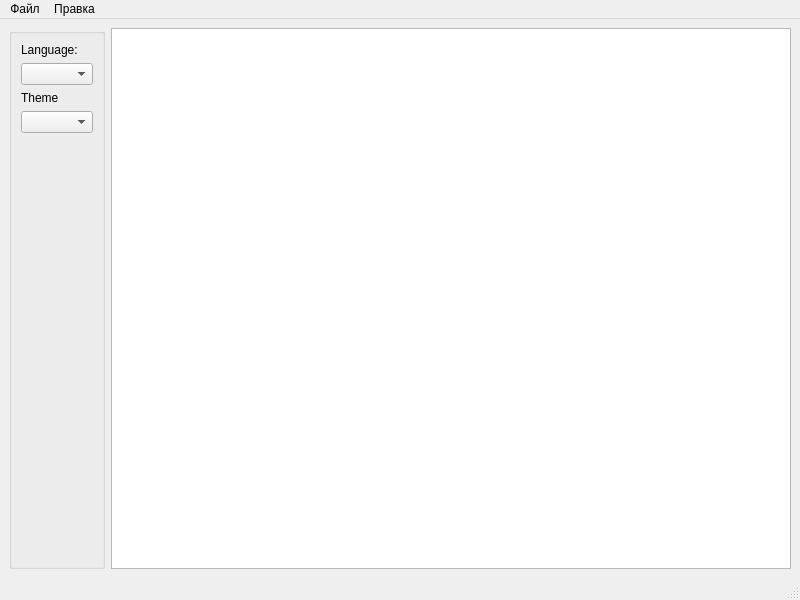
Before: the Qt Designer form Ip-312-Sirotkin/2lab/QSourceHighlite-master/mainwindow.ui in marliele/R2_vpicmv, drawn with Qt 5.
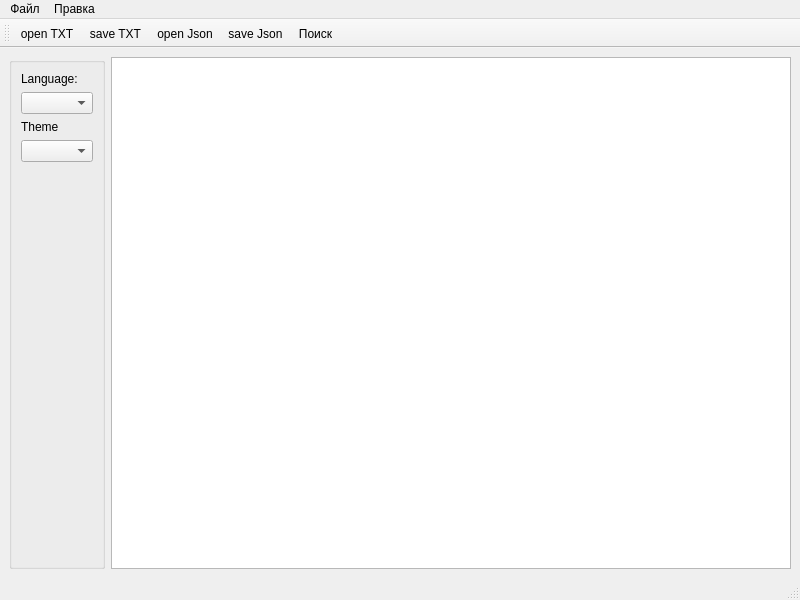
After: the same form once the commit is applied. Icons and pictures are not drawn.

Patch:
```diff
--- a/Ip-312-Sirotkin/2lab/QSourceHighlite-master/mainwindow.ui
+++ b/Ip-312-Sirotkin/2lab/QSourceHighlite-master/mainwindow.ui
@@ -115,24 +115,40 @@
    <addaction name="menu_4"/>
   </widget>
   <widget class="QStatusBar" name="statusbar"/>
+  <widget class="QToolBar" name="toolBar">
+   <property name="windowTitle">
+    <string>toolBar</string>
+   </property>
+   <attribute name="toolBarArea">
+    <enum>TopToolBarArea</enum>
+   </attribute>
+   <attribute name="toolBarBreak">
+    <bool>false</bool>
+   </attribute>
+   <addaction name="actionTXT"/>
+   <addaction name="action_3"/>
+   <addaction name="actionJson_2"/>
+   <addaction name="actionJson"/>
+   <addaction name="action_11"/>
+  </widget>
   <action name="action_3">
    <property name="text">
-    <string>TXT</string>
+    <string>save TXT</string>
    </property>
   </action>
   <action name="actionJson">
    <property name="text">
-    <string>Json</string>
+    <string>save Json</string>
    </property>
   </action>
   <action name="actionTXT">
    <property name="text">
-    <string>TXT</string>
+    <string>open TXT</string>
    </property>
   </action>
   <action name="actionJson_2">
    <property name="text">
-    <string>Json</string>
+    <string>open Json</string>
    </property>
   </action>
   <action name="action_4">
```
Left out of the diff: 52 changed lines with no effect on the pictures.
